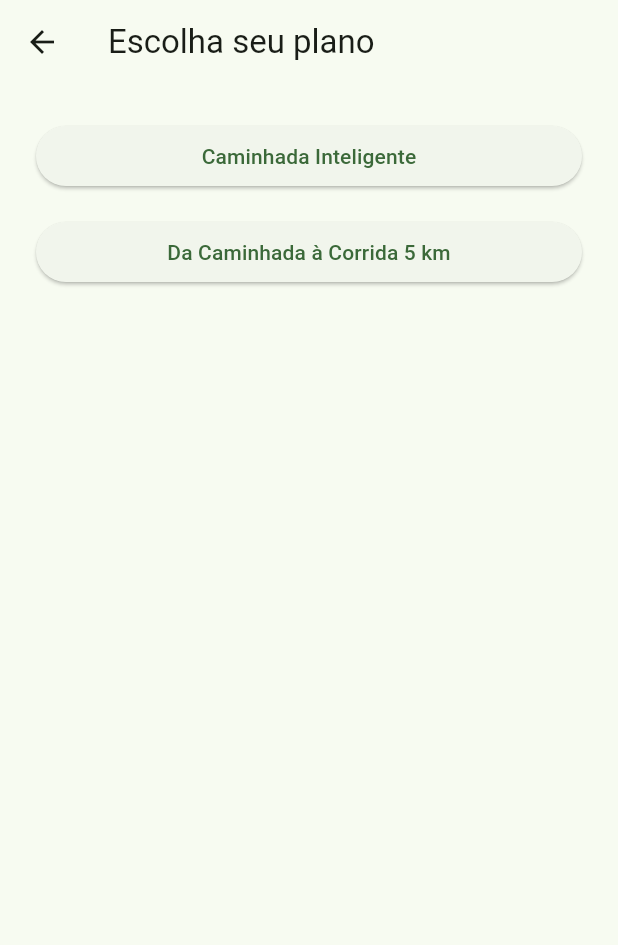
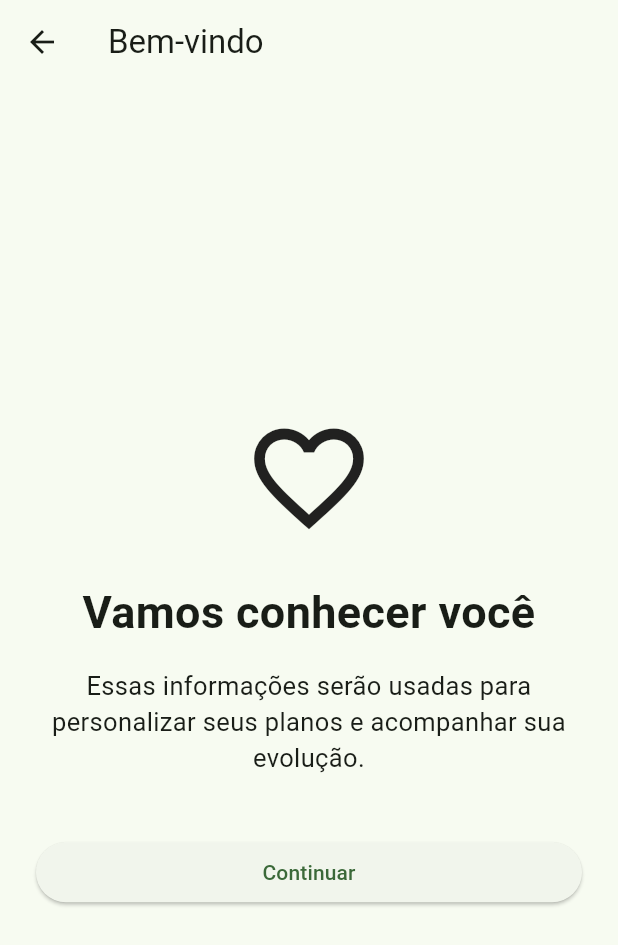
Before and after one commit to HonorioCodes/projeto-atlas, a Flutter app: the screen it shows after launch, after a tap on "Começar", on a phone screen of 412 x 824 dp. Shown: the top 945 px of the screen. Run offline on Flutter 3.47's test engine with Material 3 defaults, Android fonts, the light colour scheme and no system bars.

Commit message:
feat: implementa fluxo inicial de onboarding

```diff
--- a/app/lib/app/app.dart
+++ b/app/lib/app/app.dart
@@ -1,4 +1,6 @@
 import 'package:flutter/material.dart';
+import 'package:flutter_localizations/flutter_localizations.dart';
+
 import '../screens/home/home_screen.dart';
 
 class PassoAPassoApp extends StatelessWidget {
@@ -9,6 +11,15 @@ class PassoAPassoApp extends StatelessWidget {
     return MaterialApp(
       title: 'Passo a Passo',
       debugShowCheckedModeBanner: false,
+      locale: const Locale('pt', 'BR'),
+      supportedLocales: const [
+        Locale('pt', 'BR'),
+      ],
+      localizationsDelegates: const [
+        GlobalMaterialLocalizations.delegate,
+        GlobalWidgetsLocalizations.delegate,
+        GlobalCupertinoLocalizations.delegate,
+      ],
       theme: ThemeData(
         colorScheme: ColorScheme.fromSeed(
           seedColor: Colors.green,
--- a/app/lib/screens/home/home_screen.dart
+++ b/app/lib/screens/home/home_screen.dart
@@ -1,5 +1,6 @@
 import 'package:flutter/material.dart';
 import '../plans/plans_screen.dart';
+import '../onboarding/welcome_screen.dart';
 
 class HomeScreen extends StatelessWidget {
   const HomeScreen({super.key});
@@ -40,12 +41,12 @@ class HomeScreen extends StatelessWidget {
                 width: double.infinity,
                 child: ElevatedButton(
                   onPressed: () {
-                    Navigator.push(
-                        context,
-                        MaterialPageRoute(
-                        builder: (context) => const PlansScreen(),
-    ),
-  );
+Navigator.push(
+  context,
+  MaterialPageRoute(
+    builder: (context) => const WelcomeScreen(),
+  ),
+);
 },
                   child: const Text('Começar'),
                 ),
--- /dev/null
+++ b/app/lib/screens/onboarding/welcome_screen.dart
@@ -0,0 +1,60 @@
+import 'package:flutter/material.dart';
+import 'personal_data_screen.dart';
+
+class WelcomeScreen extends StatelessWidget {
+  const WelcomeScreen({super.key});
+
+  @override
+  Widget build(BuildContext context) {
+    return Scaffold(
+      appBar: AppBar(
+        title: const Text('Bem-vindo'),
+      ),
+      body: Padding(
+        padding: const EdgeInsets.all(24),
+        child: Column(
+          mainAxisAlignment: MainAxisAlignment.center,
+          children: [
+            const Icon(
+              Icons.favorite_outline,
+              size: 88,
+            ),
+            const SizedBox(height: 24),
+            const Text(
+              'Vamos conhecer você',
+              textAlign: TextAlign.center,
+              style: TextStyle(
+                fontSize: 30,
+                fontWeight: FontWeight.bold,
+              ),
+            ),
+            const SizedBox(height: 16),
+            const Text(
+              'Essas informações serão usadas para personalizar seus planos e acompanhar sua evolução.',
+              textAlign: TextAlign.center,
+              style: TextStyle(
+                fontSize: 17,
+                height: 1.4,
+              ),
+            ),
+            const SizedBox(height: 40),
+            SizedBox(
+              width: double.infinity,
+              child: ElevatedButton(
+                onPressed: () {
+                  Navigator.push(
+                    context,
+                    MaterialPageRoute(
+                      builder: (context) => const PersonalDataScreen(),
+                    ),
+                  );
+                },
+                child: const Text('Continuar'),
+              ),
+            ),
+          ],
+        ),
+      ),
+    );
+  }
+}
--- a/app/pubspec.yaml
+++ b/app/pubspec.yaml
@@ -31,8 +31,9 @@ dependencies:
   flutter:
     sdk: flutter
 
-  # The following adds the Cupertino Icons font to your application.
-  # Use with the CupertinoIcons class for iOS style icons.
+  flutter_localizations:
+    sdk: flutter
+
   cupertino_icons: ^1.0.8
 
 dev_dependencies:
```
Also changed, not shown: app/lib/screens/onboarding/personal_data_screen.dart (added, +149 -0 lines), app/lib/screens/onboarding/physical_data_screen.dart (added, +173 -0 lines), app/pubspec.lock.
